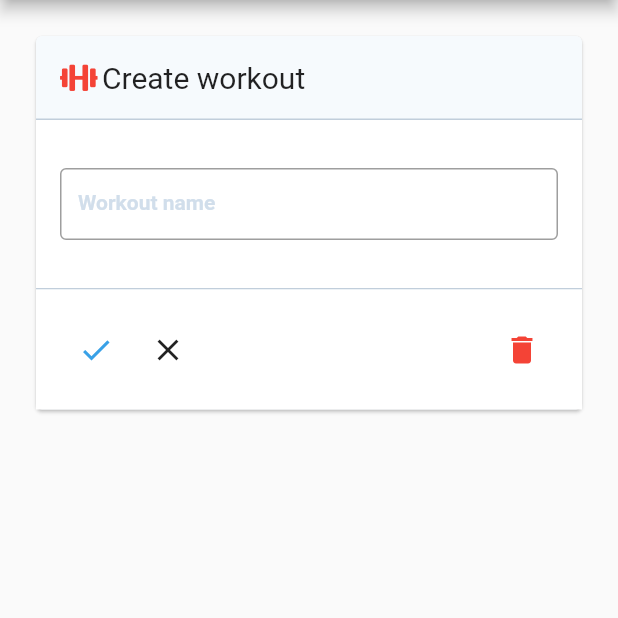
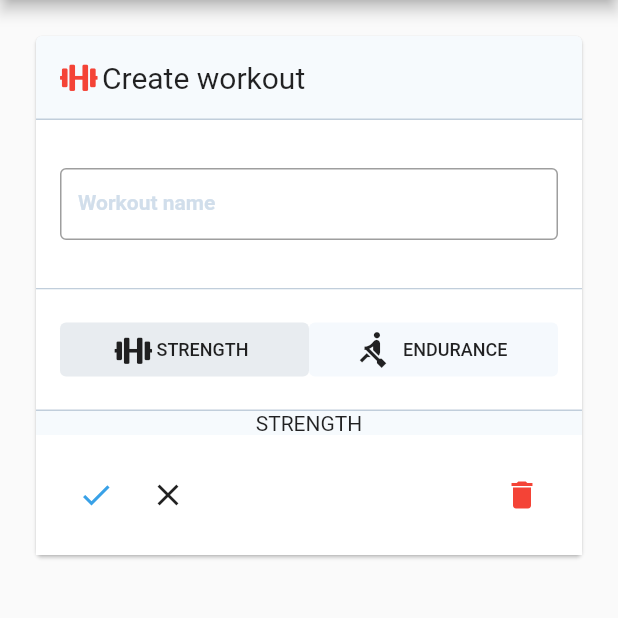
Before and after one commit to davidanaya/scheduler-flutter, a Flutter app: the WorkoutDetail screen opened directly, on a phone screen of 412 x 824 dp, the part 84-702 px from its top. Run offline on Flutter 3.47's test engine with Material 2 defaults, Android fonts, the phone set to English and light mode, and no system bars; our stand-ins replace cloud_firestore, font_awesome_flutter, rxdart, sqflite; accounts and stored records are empty; statements that could not run were skipped.

Commit message:
mixins for wotkout types

```diff
--- a/lib/app_bloc.dart
+++ b/lib/app_bloc.dart
@@ -1,5 +1,10 @@
 import 'package:scheduler_flutter/src/meals/meals_bloc.dart';
 import 'package:scheduler_flutter/src/workouts/workouts_bloc.dart';
+
+abstract class Bloc {
+  Sink<dynamic> get delete;
+  Sink<dynamic> get save;
+}
 
 class AppBloc {
   final MealsBloc _meals;
--- a/lib/main.dart
+++ b/lib/main.dart
@@ -1,7 +1,7 @@
 import 'package:flutter/material.dart';
+
 import 'package:scheduler_flutter/app_bloc.dart';
 import 'package:scheduler_flutter/bloc_provider.dart';
-
 import 'package:scheduler_flutter/src/meals/pages/meals_list.dart';
 import 'package:scheduler_flutter/src/meals/services/meals_firebase.dart';
 import 'package:scheduler_flutter/src/meals/services/meals_sqlite.dart';
--- a/lib/src/meals/meals_bloc.dart
+++ b/lib/src/meals/meals_bloc.dart
@@ -2,10 +2,11 @@ import 'dart:async';
 
 import 'package:rxdart/subjects.dart';
 
+import 'package:scheduler_flutter/app_bloc.dart';
 import 'package:scheduler_flutter/src/meals/models/meal.dart';
 import 'package:scheduler_flutter/src/meals/services/meals_service.dart';
 
-class MealsBloc {
+class MealsBloc extends Bloc {
   final _meals$ = BehaviorSubject<List<Meal>>(seedValue: []);
 
   final StreamController<Meal> _deleteController = StreamController<Meal>();
--- a/lib/src/shared/widgets/alert_delete.dart
+++ b/lib/src/shared/widgets/alert_delete.dart
@@ -3,7 +3,7 @@ import 'package:flutter/material.dart';
 AlertDialog showAlertDelete(BuildContext context) {
   return AlertDialog(
       title: Text(
-        'Delete meal?',
+        'Delete?',
         textAlign: TextAlign.center,
       ),
       actions: <Widget>[
--- /dev/null
+++ b/lib/src/shared/widgets/form_buttons.dart
@@ -0,0 +1,56 @@
+import 'dart:async';
+
+import 'package:flutter/material.dart';
+
+import 'package:scheduler_flutter/src/shared/widgets/alert_delete.dart';
+import 'package:scheduler_flutter/src/shared/widgets/card-section.dart';
+
+class FormButtons extends StatelessWidget {
+  final Function _saveFn;
+  final Function _deleteFn;
+
+  FormButtons(this._saveFn, this._deleteFn);
+
+  @override
+  Widget build(BuildContext context) {
+    return CardSection(
+      child: Row(
+          mainAxisAlignment: MainAxisAlignment.spaceBetween,
+          children: <Widget>[
+            Row(mainAxisAlignment: MainAxisAlignment.start, children: <Widget>[
+              IconButton(
+                onPressed: () {
+                  _saveFn(context);
+                },
+                icon: Icon(Icons.check),
+                color: Color(0xFF39a1e7),
+              ),
+              IconButton(
+                  onPressed: () {
+                    Navigator.pop(context);
+                  },
+                  icon: Icon(Icons.close)),
+            ]),
+            IconButton(
+                onPressed: () async {
+                  var delete = await _showAlertDelete(context);
+                  if (delete) {
+                    _deleteFn(context);
+                    Navigator.pop(context);
+                  }
+                },
+                icon: Icon(Icons.delete),
+                color: Colors.red),
+          ]),
+      showBottomBorder: false,
+    );
+  }
+
+  Future<bool> _showAlertDelete(BuildContext context) {
+    return showDialog(
+        context: context,
+        builder: (BuildContext context) {
+          return showAlertDelete(context);
+        });
+  }
+}
--- /dev/null
+++ b/lib/src/workouts/models/endurance.dart
@@ -0,0 +1,18 @@
+import 'package:cloud_firestore/cloud_firestore.dart';
+
+abstract class Endurance {
+  int distance = 0;
+  int minutes = 0;
+
+  void enduranceFromSnapshot(DocumentSnapshot snapshot) {
+    distance = snapshot.data['distance'];
+    minutes = snapshot.data['minutes'];
+  }
+
+  Map<String, dynamic> enduranceToSnapshot() =>
+      {'distance': distance, 'minutes': minutes};
+
+  String enduranceToString() {
+    return '[ distance: $distance, minutes: $minutes ]';
+  }
+}
--- /dev/null
+++ b/lib/src/workouts/models/strength.dart
@@ -0,0 +1,20 @@
+import 'package:cloud_firestore/cloud_firestore.dart';
+
+abstract class Strength {
+  int reps = 0;
+  int sets = 0;
+  int weight = 0;
+
+  void strengthFromSnapshot(DocumentSnapshot snapshot) {
+    reps = snapshot.data['reps'];
+    sets = snapshot.data['sets'];
+    weight = snapshot.data['weight'];
+  }
+
+  Map<String, dynamic> strengthToSnapshot() =>
+      {'reps': reps, 'sets': sets, 'weight': weight};
+
+  String strengthToString() {
+    return '[ reps: $reps, sets: $sets, weight: $weight ]';
+  }
+}
--- a/lib/src/workouts/models/workout.dart
+++ b/lib/src/workouts/models/workout.dart
@@ -1,52 +1,56 @@
-import 'dart:convert';
-
 import 'package:cloud_firestore/cloud_firestore.dart';
 
-class Workout {
+import 'package:scheduler_flutter/src/workouts/models/endurance.dart';
+import 'package:scheduler_flutter/src/workouts/models/strength.dart';
+
+enum WorkoutType { strength, endurance }
+
+class Workout extends Object with Strength, Endurance {
   // unique autogenerated by database or provider
   String _id;
 
   String name;
-  String type = 'Strength'; // Endurance | Strength
-  dynamic strength;
-  dynamic endurance;
+  WorkoutType _type;
 
-  Workout({this.name});
+  Workout({this.name, WorkoutType type}) : _type = type ?? WorkoutType.strength;
 
   // these methods might fit better in the providers
-  Workout.fromSnapshot(DocumentSnapshot snapshot)
-      : _id = snapshot.documentID,
-        name = snapshot.data['name'],
-        type = snapshot.data['type'],
-        strength = snapshot.data['strength'],
-        endurance = snapshot.data['endurance'];
+  Workout.fromSnapshot(DocumentSnapshot snapshot) {
+    _id = snapshot.documentID;
 
-  Map<String, dynamic> toSnapshot() => {
-        'name': name,
-        'type': type,
-        'strength': strength,
-        'endurance': endurance
-      };
+    name = snapshot.data['name'];
+    _type = WorkoutType.values.firstWhere((e) {
+      print('$e, ${snapshot.data['type']}');
+      return e.toString() == snapshot.data['type'];
+    });
 
-  Map<String, dynamic> toSqliteMap() {
-    var map = {
-      'name': name,
-      'type': type,
-      'strength': json.encode(strength),
-      'endurance': json.encode(endurance)
-    };
-    if (_id != null) map['id'] = _id;
-    return map;
+    isStrength
+        ? strengthFromSnapshot(snapshot)
+        : enduranceFromSnapshot(snapshot);
   }
 
-  Workout.fromSqliteMap(Map map)
-      : _id = map['id'].toString(),
-        name = map['name'],
-        type = map['type'],
-        strength = json.decode(map['strength']),
-        endurance = json.decode(map['endurance']);
+  Map<String, dynamic> toSnapshot() {
+    var snapshot = <String, dynamic>{
+      'name': name,
+      'type': _type.toString(),
+    };
+
+    snapshot.addAll(isStrength ? strengthToSnapshot() : enduranceToSnapshot());
+
+    return snapshot;
+  }
+
+  bool get isStrength => _type == WorkoutType.strength;
+  bool get isEndurance => _type == WorkoutType.endurance;
 
   String get id => _id;
+
+  String get type =>
+      _type.toString().substring(_type.toString().indexOf('.') + 1);
+
+  void setType(WorkoutType type) {
+    _type = type;
+  }
 
   bool isUpdate() {
     return _id != null;
@@ -54,6 +58,6 @@ class Workout {
 
   @override
   String toString() {
-    return '$name ($type) -> ${type == "strength" ? strength : endurance}';
+    return '$name ($type) -> ${isStrength ? strengthToString() : enduranceToString()}';
   }
 }
--- a/lib/src/workouts/pages/workout_detail.dart
+++ b/lib/src/workouts/pages/workout_detail.dart
@@ -18,6 +18,15 @@ class WorkoutDetail extends StatefulWidget {
 }
 
 class _WorkoutDetailState extends State<WorkoutDetail> {
+  // if we try to use widget.workout instead, on every render a new Workout instance is created
+  Workout _workout;
+
+  @override
+  void initState() {
+    _workout = widget.workout ?? Workout();
+    super.initState();
+  }
+
   @override
   Widget build(BuildContext context) {
     return Scaffold(
@@ -30,7 +39,7 @@ class _WorkoutDetailState extends State<WorkoutDetail> {
               mainAxisSize: MainAxisSize.min,
               children: <Widget>[
                 _workoutTitle(),
-                WorkoutForm(widget.workout),
+                WorkoutForm(_workout),
               ],
             ),
           ),
@@ -48,6 +57,8 @@ class _WorkoutDetailState extends State<WorkoutDetail> {
   IconLabel _workoutLabel() {
     return IconLabel(
         icon: FontAwesomeIcons.dumbbell,
-        label: widget.workout.isUpdate() ? 'Save' : 'Create workout');
+        label: _workout != null && _workout.isUpdate()
+            ? 'Save'
+            : 'Create workout');
   }
 }
--- a/lib/src/workouts/widgets/workout_form.dart
+++ b/lib/src/workouts/widgets/workout_form.dart
@@ -1,11 +1,10 @@
-import 'dart:async';
+import 'package:flutter/material.dart';
 
-import 'package:flutter/material.dart';
 import 'package:scheduler_flutter/bloc_provider.dart';
-
-import 'package:scheduler_flutter/src/shared/widgets/alert_delete.dart';
 import 'package:scheduler_flutter/src/shared/widgets/card-section.dart';
+import 'package:scheduler_flutter/src/shared/widgets/form_buttons.dart';
 import 'package:scheduler_flutter/src/workouts/models/workout.dart';
+import 'package:scheduler_flutter/src/workouts/widgets/workout_type_selector.dart';
 
 class WorkoutForm extends StatefulWidget {
   final Workout workout;
@@ -22,7 +21,6 @@ class _WorkoutFormState extends State<WorkoutForm> {
   @override
   void initState() {
     super.initState();
-
     _nameController.text = widget.workout.name;
   }
 
@@ -38,8 +36,18 @@ class _WorkoutFormState extends State<WorkoutForm> {
   Widget build(BuildContext context) {
     return Form(
         key: _formKey,
-        child:
-            Column(children: <Widget>[_workoutName(), _formButtons(context)]));
+        child: Column(children: <Widget>[
+          _workoutName(),
+          WorkoutTypeSelector(widget.workout.isStrength ? 0 : 1, _onSelectType),
+          widget.workout.isStrength ? Text('STRENGTH') : Text('ENDURANCE'),
+          _formButtons(context)
+        ]));
+  }
+
+  _onSelectType(WorkoutType type) {
+    setState(() {
+      widget.workout.setType(type);
+    });
   }
 
   CardSection _workoutName() {
@@ -70,47 +78,21 @@ class _WorkoutFormState extends State<WorkoutForm> {
         border: OutlineInputBorder());
   }
 
-  CardSection _formButtons(BuildContext context) {
+  FormButtons _formButtons(BuildContext context) {
+    return FormButtons(_saveWorkout, _deleteWorkout);
+  }
+
+  _deleteWorkout(BuildContext context) {
     final workoutsBloc = BlocProvider.of(context).workoutsBloc;
-
-    return CardSection(
-      child: Row(
-          mainAxisAlignment: MainAxisAlignment.spaceBetween,
-          children: <Widget>[
-            Row(mainAxisAlignment: MainAxisAlignment.start, children: <Widget>[
-              IconButton(
-                onPressed: () {
-                  _saveWorkout(context);
-                },
-                icon: Icon(Icons.check),
-                color: Color(0xFF39a1e7),
-              ),
-              IconButton(
-                  onPressed: () {
-                    Navigator.pop(context);
-                  },
-                  icon: Icon(Icons.close)),
-            ]),
-            IconButton(
-                onPressed: () async {
-                  var delete = await _showAlertDelete(context);
-                  if (delete) {
-                    if (widget.workout.isUpdate()) {
-                      workoutsBloc.delete.add(widget.workout);
-                    }
-                    Navigator.pop(context);
-                  }
-                },
-                icon: Icon(Icons.delete),
-                color: Colors.red),
-          ]),
-      showBottomBorder: false,
-    );
+    if (widget.workout.isUpdate()) {
+      workoutsBloc.delete.add(widget.workout);
+    }
   }
 
   _saveWorkout(BuildContext context) {
     final workoutsBloc = BlocProvider.of(context).workoutsBloc;
 
+    print('WORKOUT ${widget.workout}');
     if (this._formKey.currentState.validate()) {
       // update info from form into current meal
       _formKey.currentState.save();
@@ -119,12 +101,4 @@ class _WorkoutFormState extends State<WorkoutForm> {
 
     Navigator.pop(context);
   }
-
-  Future<bool> _showAlertDelete(BuildContext context) {
-    return showDialog(
-        context: context,
-        builder: (BuildContext context) {
-          return showAlertDelete(context);
-        });
-  }
 }
--- /dev/null
+++ b/lib/src/workouts/widgets/workout_type_selector.dart
@@ -0,0 +1,78 @@
+import 'package:flutter/material.dart';
+import 'package:font_awesome_flutter/font_awesome_flutter.dart';
+import 'package:scheduler_flutter/src/shared/widgets/card-section.dart';
+import 'package:scheduler_flutter/src/workouts/models/workout.dart';
+
+class WorkoutTypeSelector extends StatefulWidget {
+  final int _initialSelection;
+  final Function _selectFn;
+
+  WorkoutTypeSelector(this._initialSelection, this._selectFn);
+
+  @override
+  _WorkoutTypeSelectorState createState() => _WorkoutTypeSelectorState();
+}
+
+class _WorkoutTypeSelectorState extends State<WorkoutTypeSelector> {
+  int _currentSelection = 0;
+
+  @override
+  void initState() {
+    _currentSelection = widget._initialSelection;
+    super.initState();
+  }
+
+  @override
+  Widget build(BuildContext context) {
+    return CardSection(
+      child: Row(
+        mainAxisAlignment: MainAxisAlignment.spaceEvenly,
+        children: <Widget>[
+          Expanded(
+            child: FlatButton.icon(
+                shape: RoundedRectangleBorder(
+                    borderRadius: BorderRadius.all(Radius.circular(4.0))),
+                color: _currentSelection == 0
+                    ? Color(0xFFe8ecf0)
+                    : Color(0xFFf5f9fd),
+                icon: Icon(FontAwesomeIcons.dumbbell, size: 20.0),
+                label: Text(
+                  'STRENGTH',
+                  style: TextStyle(fontSize: 12.0),
+                ),
+                onPressed: () {
+                  setState(() {
+                    _currentSelection = 0;
+                  });
+                  widget._selectFn(WorkoutType.strength);
+                }),
+          ),
+          Expanded(
+            child: FlatButton.icon(
+                shape: RoundedRectangleBorder(
+                    borderRadius: BorderRadius.all(Radius.circular(4.0))),
+                color: _currentSelection == 1
+                    ? Color(0xFFe8ecf0)
+                    : Color(0xFFf5f9fd),
+                icon: Icon(Icons.rowing, size: 25.0),
+                label: Text(
+                  'ENDURANCE',
+                  style: TextStyle(fontSize: 12.0),
+                ),
+                onPressed: () {
+                  setState(() {
+                    _currentSelection = 1;
+                  });
+                  widget._selectFn(WorkoutType.endurance);
+                }),
+          ),
+        ],
+      ),
+      showBottomBorder: true,
+    );
+  }
+
+  String _getWorkoutLabel(WorkoutType type) {
+    return type.toString().substring(type.toString().indexOf('.') + 1);
+  }
+}
--- a/lib/src/workouts/workouts_bloc.dart
+++ b/lib/src/workouts/workouts_bloc.dart
@@ -2,10 +2,11 @@ import 'dart:async';
 
 import 'package:rxdart/subjects.dart';
 
+import 'package:scheduler_flutter/app_bloc.dart';
 import 'package:scheduler_flutter/src/workouts/models/workout.dart';
 import 'package:scheduler_flutter/src/workouts/services/workouts_service.dart';
 
-class WorkoutsBloc {
+class WorkoutsBloc extends Bloc {
   final _workouts$ = BehaviorSubject<List<Workout>>(seedValue: []);
 
   final StreamController<Workout> _deleteController =
```
Also changed, not shown: lib/src/meals/widgets/meal_form.dart (+9 -46 lines).
